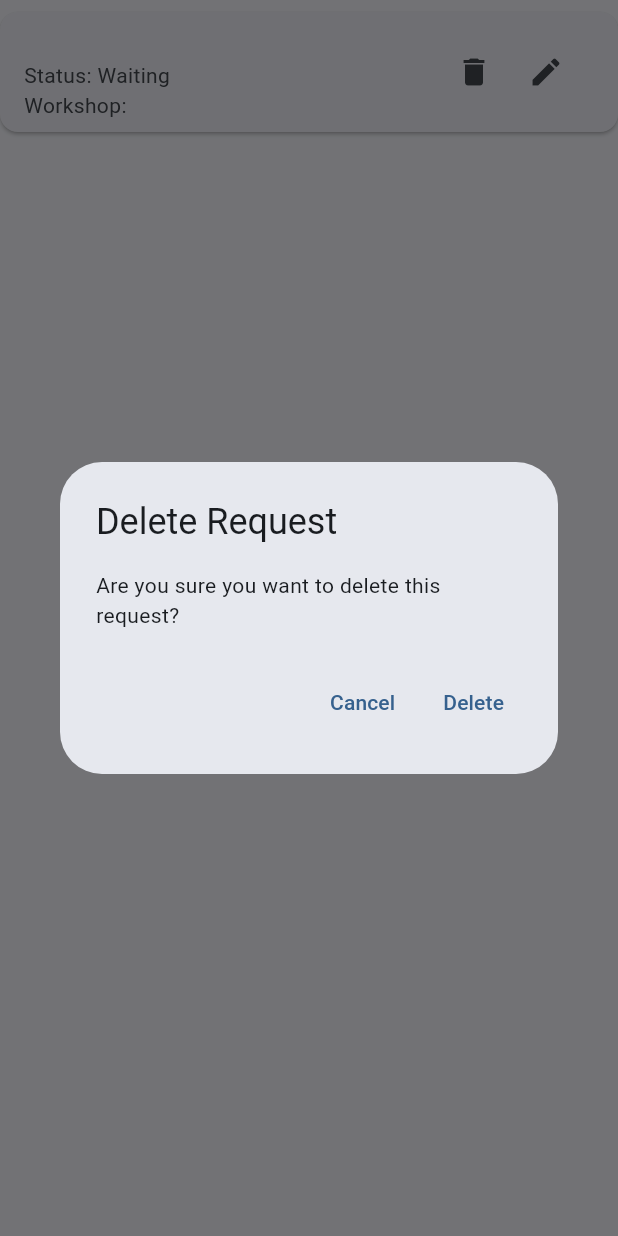
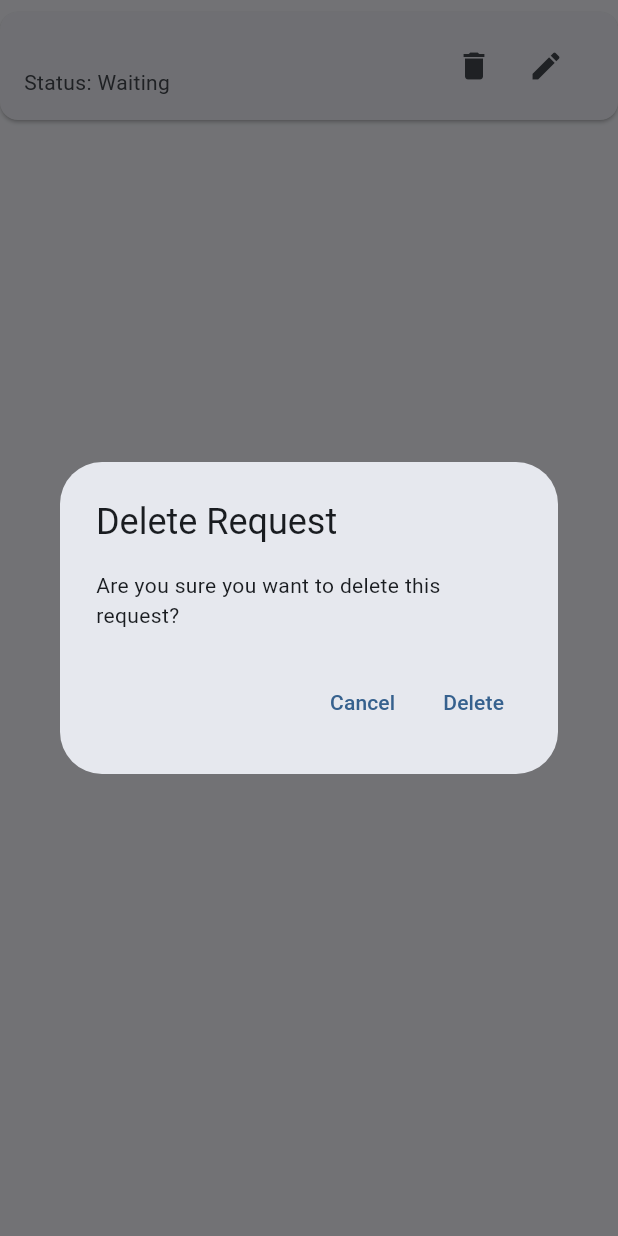
Before and after one commit to AndreFerreira5/pitfix, a Flutter app: the RequestCard widget shown alone on an empty page, opened directly with empty values, after a tap on the "delete" icon, on a phone screen of 412 x 824 dp. Run offline on Flutter 3.47's test engine with Material 3 defaults, Android fonts, the phone set to English and light mode, and no system bars; our stand-ins replace flutter_secure_storage, get, iconsax; missing offline and left inert: paseto; accounts and stored records are empty.

Commit message:
visual small fixes

```diff
--- a/frontend/lib/src/ui/manager_requests.dart
+++ b/frontend/lib/src/ui/manager_requests.dart
@@ -167,13 +167,12 @@ class RequestCard extends StatelessWidget {
         ? 'Unknown'
         : (request.isCompleted! ? 'Completed' : 'Waiting');
 
-    String workshopIdDisplay = request.workshopId ?? 'Unknown Workshop';
 
     return Card(
       margin: const EdgeInsets.symmetric(vertical: 8),
       child: ListTile(
         title: Text(request.title),
-        subtitle: Text("Status: $status\nWorkshop: $workshopIdDisplay"),
+        subtitle: Text("Status: $status"),
         trailing: Row(
           mainAxisSize: MainAxisSize.min,
           children: [
```
Also changed, not shown: frontend/lib/src/ui/edit_request.dart (+0 -21 lines), frontend/lib/src/ui/worker_requests.dart (+2 -6 lines).
